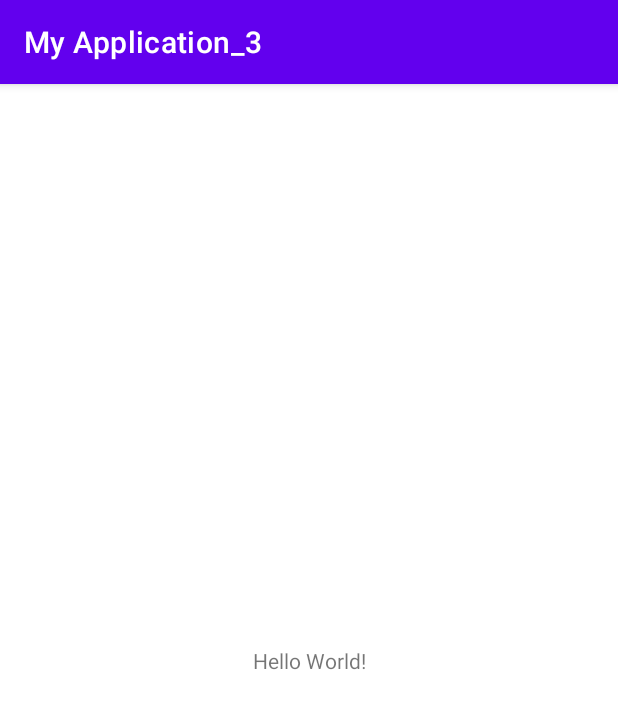
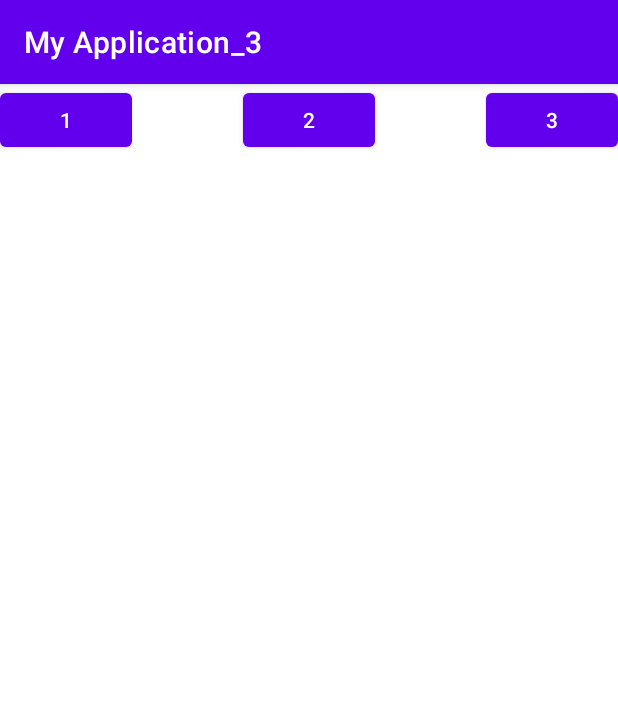
Before and after one commit to DenZar112/Lesson-3, an Android app: the screen it shows after launch (MainActivity), on a phone screen of 412 x 824 dp. Shown: the top 709 px of the screen. Run offline under Robolectric (Android 15) with nearby library versions, the phone set to English and light mode, and no system bars.

Commit message:
Calculator_v.1

```diff
--- a/app/src/main/res/layout/activity_main.xml
+++ b/app/src/main/res/layout/activity_main.xml
@@ -4,15 +4,9 @@
     xmlns:tools="http://schemas.android.com/tools"
     android:layout_width="match_parent"
     android:layout_height="match_parent"
-    tools:context=".MainActivity">
+    tools:context=".MainActivity"
+    tools:background="@color/design_default_color_primary">
 
-    <TextView
-        android:layout_width="wrap_content"
-        android:layout_height="wrap_content"
-        android:text="Hello World!"
-        app:layout_constraintBottom_toBottomOf="parent"
-        app:layout_constraintLeft_toLeftOf="parent"
-        app:layout_constraintRight_toRightOf="parent"
-        app:layout_constraintTop_toTopOf="parent" />
+<include layout="@layout/activity_main_frame"/>
 
 </androidx.constraintlayout.widget.ConstraintLayout>
--- /dev/null
+++ b/app/src/main/res/layout/activity_main_frame.xml
@@ -0,0 +1,26 @@
+<?xml version="1.0" encoding="utf-8"?>
+<FrameLayout xmlns:android="http://schemas.android.com/apk/res/android"
+    xmlns:app="http://schemas.android.com/apk/res-auto"
+    android:layout_width="match_parent" android:layout_height="match_parent">
+
+    <Button
+        android:id="@+id/button"
+        android:layout_width="wrap_content"
+        android:layout_height="wrap_content"
+        android:layout_gravity="start"
+        android:text="@string/_1" />
+
+    <Button
+        android:id="@+id/button2"
+        android:layout_width="wrap_content"
+        android:layout_height="wrap_content"
+        android:layout_gravity="center|top"
+        android:text="@string/_2" />
+
+    <Button
+        android:id="@+id/button3"
+        android:layout_width="wrap_content"
+        android:layout_height="wrap_content"
+        android:layout_gravity="top|end"
+        android:text="@string/_3" />
+</FrameLayout>
--- a/app/src/main/res/values/strings.xml
+++ b/app/src/main/res/values/strings.xml
@@ -1,3 +1,6 @@
 <resources>
     <string name="app_name">My Application_3</string>
+    <string name="_1">1</string>
+    <string name="_2">2</string>
+    <string name="_3">3</string>
 </resources>
```
